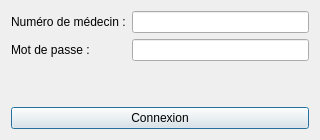
This is gui/Viewer/forms/connexiondialog.ui in Krozark/Salamandre as Qt 5 draws it before an edit. The edited form follows.
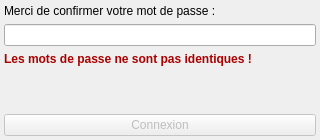
This is the edited form. The open tabs and pages were chosen to show the change.

Commit message: maj gui for connection

```diff
--- a/gui/Viewer/forms/connexiondialog.ui
+++ b/gui/Viewer/forms/connexiondialog.ui
@@ -26,6 +26,37 @@
    <string>Dialog</string>
   </property>
   <layout class="QVBoxLayout" name="verticalLayout">
+   <property name="leftMargin">
+    <number>4</number>
+   </property>
+   <property name="topMargin">
+    <number>4</number>
+   </property>
+   <property name="rightMargin">
+    <number>4</number>
+   </property>
+   <property name="bottomMargin">
+    <number>4</number>
+   </property>
+   <item>
+    <widget class="QStackedWidget" name="stackedWidget">
+     <property name="currentIndex">
+      <number>0</number>
+     </property>
+     <widget class="QWidget" name="page">
+      <layout class="QVBoxLayout" name="verticalLayout_2">
+       <property name="leftMargin">
+        <number>0</number>
+       </property>
+       <property name="topMargin">
+        <number>0</number>
+       </property>
+       <property name="rightMargin">
+        <number>0</number>
+       </property>
+       <property name="bottomMargin">
+        <number>0</number>
+       </property>
    <item>
     <layout class="QFormLayout" name="formLayout">
      <property name="fieldGrowthPolicy">
@@ -82,11 +113,86 @@
      <item>
       <widget class="QPushButton" name="pushButton">
        <property name="text">
+            <string>Suivant</string>
+           </property>
+          </widget>
+         </item>
+         <item>
+          <widget class="QPushButton" name="pushButton_connection">
+           <property name="text">
         <string>Connexion</string>
        </property>
       </widget>
      </item>
     </layout>
+       </item>
+      </layout>
+     </widget>
+     <widget class="QWidget" name="page_2">
+      <layout class="QVBoxLayout" name="verticalLayout_3">
+       <property name="leftMargin">
+        <number>0</number>
+       </property>
+       <property name="topMargin">
+        <number>0</number>
+       </property>
+       <property name="rightMargin">
+        <number>0</number>
+       </property>
+       <property name="bottomMargin">
+        <number>0</number>
+       </property>
+       <item>
+        <layout class="QVBoxLayout" name="verticalLayout_4">
+         <item>
+          <widget class="QLabel" name="label">
+           <property name="text">
+            <string>Merci de confirmer votre mot de passe :</string>
+           </property>
+          </widget>
+         </item>
+         <item>
+          <widget class="QLineEdit" name="lineEdit">
+           <property name="echoMode">
+            <enum>QLineEdit::Password</enum>
+           </property>
+          </widget>
+         </item>
+         <item>
+          <widget class="QLabel" name="label_differentPassword">
+           <property name="text">
+            <string>&lt;html&gt;&lt;head/&gt;&lt;body&gt;&lt;p&gt;&lt;span style=&quot; font-weight:600; color:#aa0000;&quot;&gt;Les mots de passe ne sont pas identiques !&lt;/span&gt;&lt;/p&gt;&lt;/body&gt;&lt;/html&gt;</string>
+           </property>
+          </widget>
+         </item>
+        </layout>
+       </item>
+       <item>
+        <spacer name="verticalSpacer_2">
+         <property name="orientation">
+          <enum>Qt::Vertical</enum>
+         </property>
+         <property name="sizeHint" stdset="0">
+          <size>
+           <width>20</width>
+           <height>40</height>
+          </size>
+         </property>
+        </spacer>
+       </item>
+       <item>
+        <widget class="QPushButton" name="pushButton_connectionNewMedecin">
+         <property name="enabled">
+          <bool>false</bool>
+         </property>
+         <property name="text">
+          <string>Connexion</string>
+         </property>
+        </widget>
+       </item>
+      </layout>
+     </widget>
+    </widget>
    </item>
   </layout>
  </widget>
```
Left out of the diff: 9 changed lines with no effect on the pictures. Lines whose indentation alone changed are shown as unchanged. The commit also changes 9 other files.
